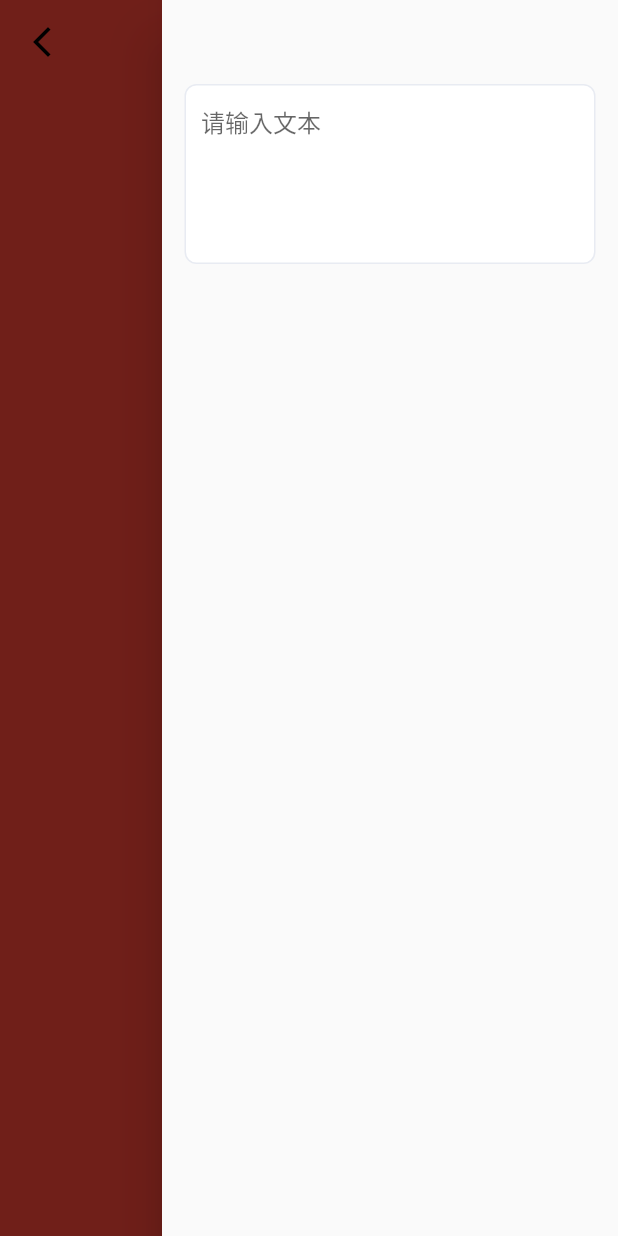
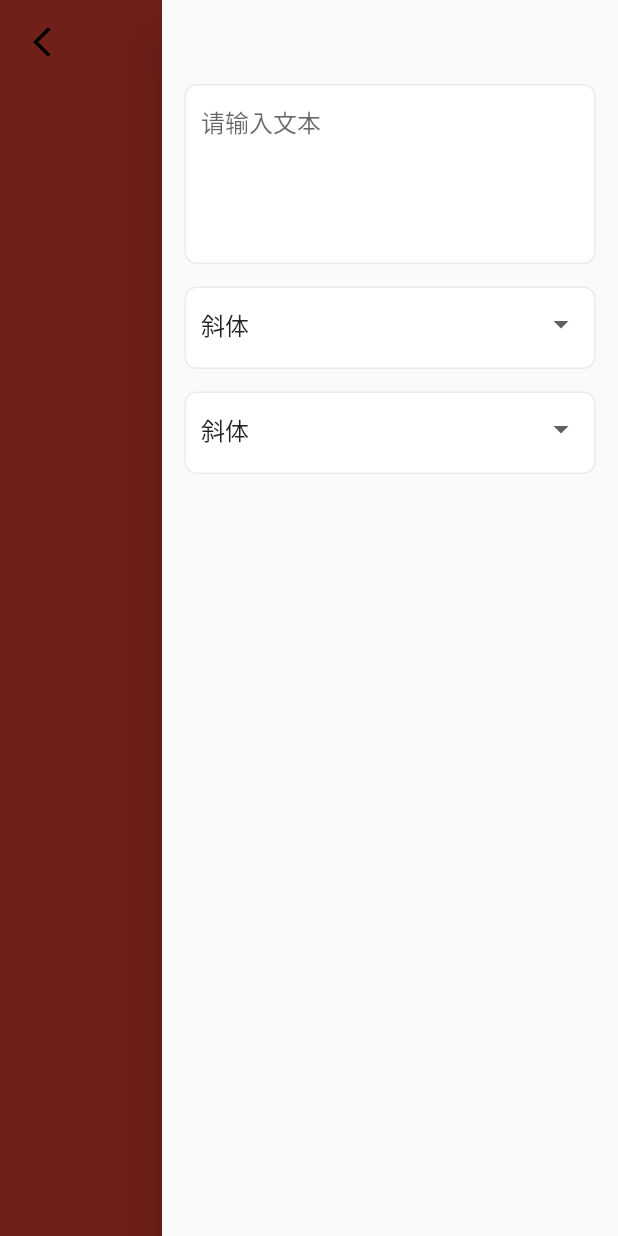
Before and after one commit to xingtianwuganqi/flutter_wallpaper, a Flutter app: the EditPage screen opened directly, with the side drawer open, on a phone screen of 412 x 824 dp. Run offline on Flutter 3.47's test engine with Material 2 defaults, Android fonts, the phone set to English and light mode, and no system bars.

Commit message:
Update EditPage.dart

```diff
--- a/flutter_wallpaper/lib/B_HomePage/EditPage.dart
+++ b/flutter_wallpaper/lib/B_HomePage/EditPage.dart
@@ -22,6 +22,8 @@ class EditPageState extends State<EditPage> {
   final FocusNode _userFocusNode = FocusNode();
   final TextEditingController _controller = TextEditingController();
 
+  // 字体样式
+  List<String> textTypeList = ["斜体","粗体","黑体","宋体"];
 
   @override
   void initState() {
@@ -55,6 +57,8 @@ class EditPageState extends State<EditPage> {
         child: CustomScrollView(
           slivers: [
             textInputWidget(appBar.preferredSize.height),
+            textTypeSelectWidget(),
+            textFontSizeWidget(),
           ],
         ),
       ),
@@ -113,6 +117,80 @@ class EditPageState extends State<EditPage> {
     return listView;
   }
 
+  // 字体选择框
+  Widget textTypeSelectWidget() {
+    var dropDown = Container(
+      margin: const EdgeInsets.only(top: 15,left: 15,right: 15),
+      padding: const EdgeInsets.only(left: 10,right: 10),
+      height: 70,
+      decoration: BoxDecoration(
+          borderRadius: const BorderRadius.all(Radius.circular(8)),
+          border: Border.all(color: "#E8EBF2".hexColor),
+          color: Colors.white
+      ),
+      child: DropdownButtonFormField<String>(
+        decoration: const InputDecoration(
+          border: InputBorder.none
+        ),
+        items: textTypeList.map((e) => DropdownMenuItem(child: Text(e),value: e,)).toList(),
+        onChanged: (newPosition){
+          setState(() {
+
+          });
+        },
+        isExpanded: true,
+        value: textTypeList.first,
+      ),
+    );
+    var listView = SliverFixedExtentList(
+      itemExtent: 70, //列表项高度固定
+      delegate: SliverChildBuilderDelegate(
+            (_, index) {
+          return dropDown;
+        },
+        childCount: 1,
+      ),
+    );
+    return listView;
+  }
+
+  // 文字大小选择
+  Widget textFontSizeWidget() {
+    var dropDown = Container(
+      margin: const EdgeInsets.only(top: 15,left: 15,right: 15),
+      padding: const EdgeInsets.only(left: 10,right: 10),
+      height: 70,
+      decoration: BoxDecoration(
+          borderRadius: const BorderRadius.all(Radius.circular(8)),
+          border: Border.all(color: "#E8EBF2".hexColor),
+          color: Colors.white
+      ),
+      child: DropdownButtonFormField<String>(
+        decoration: const InputDecoration(
+            border: InputBorder.none
+        ),
+        items: textTypeList.map((e) => DropdownMenuItem(child: Text(e),value: e,)).toList(),
+        onChanged: (newPosition){
+          setState(() {
+
+          });
+        },
+        isExpanded: true,
+        value: textTypeList.first,
+      ),
+    );
+    var listView = SliverFixedExtentList(
+      itemExtent: 70, //列表项高度固定
+      delegate: SliverChildBuilderDelegate(
+            (_, index) {
+          return dropDown;
+        },
+        childCount: 1,
+      ),
+    );
+    return listView;
+  }
+
 }
 
 
```
